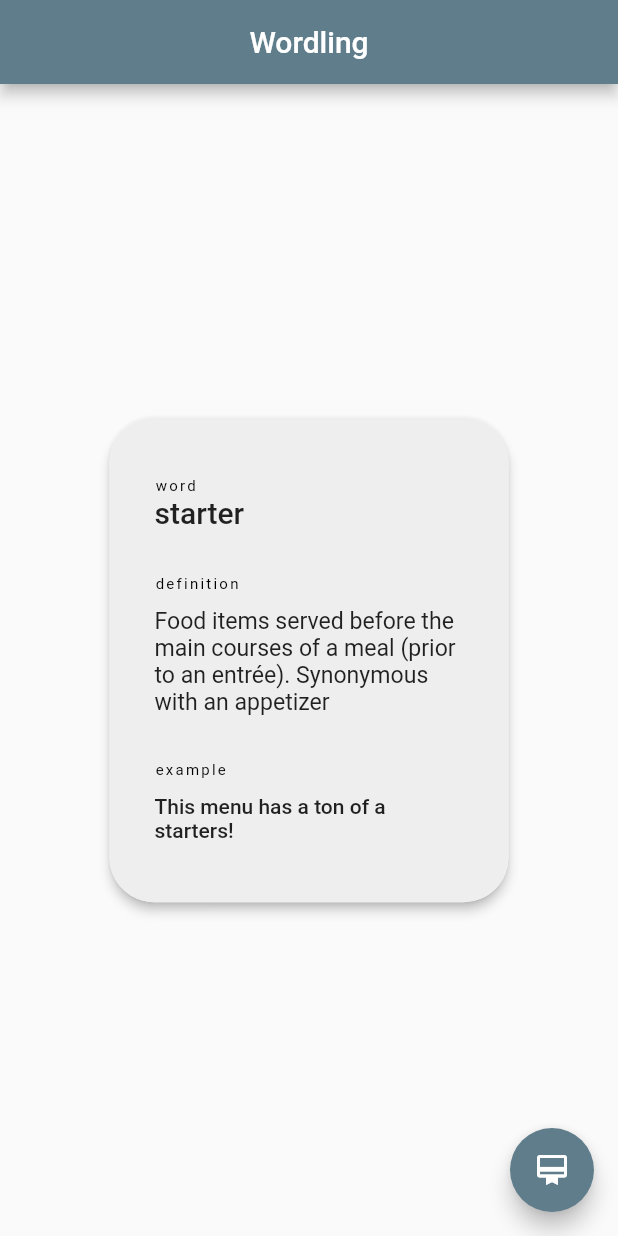
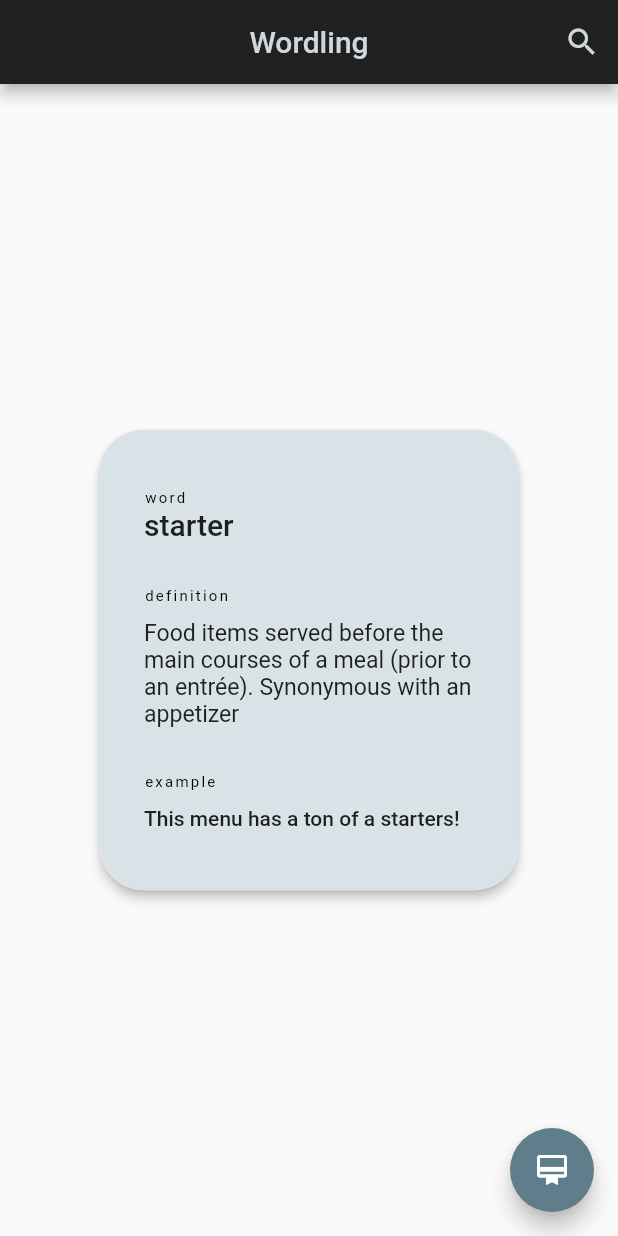
Before and after one commit to sami-bre/Wordling, a Flutter app: the screen it shows after launch, on a phone screen of 412 x 824 dp. Run offline on Flutter 3.47's test engine with Material 2 defaults, Android fonts, the phone set to English and light mode, and no system bars; our stand-ins replace sqflite; accounts and stored records are empty.

Commit message:
most of the work on the front page is complete including the search fearure. what remains on the front page is the functionality to save words to the database by double taping the wordCards and removing them from the database upon another double click.

```diff
--- a/lib/ui/front.dart
+++ b/lib/ui/front.dart
@@ -1,7 +1,6 @@
 import 'package:flutter/material.dart';
-import 'package:wordling/ui/card.dart';
-import 'package:wordling/util/dbhelper.dart';
-import '../models/word.dart';
+import 'random_word_display.dart';
+import 'Search_result_display.dart';
 
 class Front extends StatefulWidget {
   const Front({Key? key}) : super(key: key);
@@ -11,60 +10,87 @@ class Front extends StatefulWidget {
 }
 
 class _FrontState extends State<Front> {
+  bool searchResultDisplayed = false;
+  bool searchBarDisplayed = false;
+  Widget displayed = const RandomWordDisplay();
+  // the key below gives me a reference to the state object to call update() on it.
+  final GlobalKey<SearchResultDisplayState> _key = GlobalKey();
+
   @override
   Widget build(BuildContext context) {
-    return Scaffold(
+    return WillPopScope(
+      onWillPop: () {
+        if (searchResultDisplayed) {
+          setState(() {
+            displayed = const RandomWordDisplay();
+            searchResultDisplayed = false;
+            searchBarDisplayed = false;
+          });
+          return Future.value(false);
+        }
+        return Future.value(true);
+      },
+      child: Scaffold(
         appBar: AppBar(
-        title: const Text("Wordling"),
+          title: searchBarDisplayed
+              ? TextField(
+                  textInputAction: TextInputAction.search,
+                  onSubmitted: (value) {
+                    setState(() {
+                      // this is for first time build. seems like the widget gets built only once.
+                      // i don't know why but the initState doesn't run on subsequent calls to the constructor.
+                      displayed = SearchResultDisplay(key: _key, value);
+                      // this is for updating the searchTerm in subsequent searches.
+                      _key.currentState?.update(value);
+                      searchResultDisplayed = true;
+                    });
+                  },
+                  autofocus: true,
+                  style: const TextStyle(
+                    color: Color(0xffCFD8DC),
+                    fontSize: 22,
+                  ),
+                  decoration: const InputDecoration(
+                    label: Text(
+                      'Search ',
+                      style: TextStyle(color: Color(0xffCFD8DC)),
+                    ),
+                  ),
+                )
+              : const Text("Wordling"),
+          backgroundColor: const Color(0xff212121),
+          foregroundColor: const Color(0xffCFD8DC),
           centerTitle: true,
+          actions: [
+            if (!searchBarDisplayed)
+              IconButton(
+                onPressed: () {
+                  setState(() {
+                    searchBarDisplayed = true;
+                  });
+                },
+                icon: const Icon(Icons.search),
               ),
-      body: const RandomWordDisplay(),
+            if (searchBarDisplayed)
+              IconButton(
+                onPressed: () {
+                  setState(() {
+                    searchBarDisplayed = false;
+                    searchResultDisplayed = false;
+                    displayed = const RandomWordDisplay();
+                  });
+                },
+                icon: const Icon(
+                  Icons.cancel_outlined,
+                  size: 30,
+                ),
+              ),
+          ],
+        ),
+        body: displayed,
         floatingActionButton: FloatingActionButton(
           onPressed: () {},
           child: const Icon(Icons.card_membership),
-      ),
-    );
-  }
-}
-
-class RandomWordDisplay extends StatefulWidget {
-  const RandomWordDisplay({Key? key}) : super(key: key);
-
-  @override
-  State<RandomWordDisplay> createState() => _RandomWordDisplayState();
-}
-
-class _RandomWordDisplayState extends State<RandomWordDisplay> {
-  final DbHelper helper = DbHelper();
-  Word? word;
-
-  void showWord() async {
-    Word starter = Word(
-        term: 'starter',
-        definition:
-            'Food items served before the main courses of a meal (prior to an entrée). Synonymous with an appetizer',
-        example: 'This menu has a ton of a starters!');
-    word = await helper.getRandomWord() ?? starter;
-    setState(() {
-      word = word;
-    });
-  }
-
-  @override
-  void initState() {
-    showWord();
-    super.initState();
-  }
-
-  @override
-  Widget build(BuildContext context) {
-    return (word == null)
-        ? Container()
-        : Center(
-            child: SingleChildScrollView(
-              child: Padding(
-                padding: const EdgeInsets.symmetric(vertical: 30),
-                child: WordCard(word: word!),
         ),
       ),
     );
--- /dev/null
+++ b/lib/ui/random_word_display.dart
@@ -0,0 +1,48 @@
+import 'package:flutter/material.dart';
+import 'package:wordling/ui/word_card.dart';
+import 'package:wordling/util/dbhelper.dart';
+import '../models/word.dart';
+
+class RandomWordDisplay extends StatefulWidget {
+  const RandomWordDisplay({Key? key}) : super(key: key);
+
+  @override
+  State<RandomWordDisplay> createState() => _RandomWordDisplayState();
+}
+
+class _RandomWordDisplayState extends State<RandomWordDisplay> {
+  final DbHelper helper = DbHelper();
+  Word? word;
+
+  void showWord() async {
+    Word starter = Word(
+        term: 'starter',
+        definition:
+            'Food items served before the main courses of a meal (prior to an entrée). Synonymous with an appetizer',
+        example: 'This menu has a ton of a starters!');
+    word = await helper.getRandomWord() ?? starter;
+    setState(() {
+      word = word;
+    });
+  }
+
+  @override
+  void initState() {
+    showWord();
+    super.initState();
+  }
+
+  @override
+  Widget build(BuildContext context) {
+    return (word == null)
+        ? Container()
+        : Center(
+            child: SingleChildScrollView(
+              child: Padding(
+                padding: const EdgeInsets.symmetric(vertical: 30),
+                child: WordCard(word: word!),
+              ),
+            ),
+          );
+  }
+}
--- a/lib/ui/card.dart
+++ b/lib/ui/word_card.dart
@@ -3,9 +3,9 @@ import 'package:wordling/models/word.dart';
 
 class WordCard extends StatelessWidget {
   final Word word;
-  Function()? onDoubleTap;
+  final Function()? onDoubleTap;
 
-  WordCard({
+  const WordCard({
     required this.word,
     this.onDoubleTap,
   });
@@ -22,10 +22,10 @@ class WordCard extends StatelessWidget {
             Radius.circular(30.0),
           ),
           child: Container(
-              width: 266,
-              decoration: BoxDecoration(
-                color: Colors.grey[200],
-                borderRadius: const BorderRadius.all(
+              width: 280,
+              decoration: const BoxDecoration(
+                color: Color.fromARGB(255, 217, 227, 231),
+                borderRadius: BorderRadius.all(
                   Radius.circular(30.0),
                 ),
               ),
--- a/pubspec.yaml
+++ b/pubspec.yaml
@@ -31,6 +31,7 @@ dependencies:
     sdk: flutter
   sqflite: ^2.0.0
   path: 1.8.1
+  http: ^0.13.5
 
 
   # The following adds the Cupertino Icons font to your application.
```
Also changed, not shown: lib/main.dart (+8 -6 lines), lib/ui/Search_result_display.dart (added, +73 -0 lines), lib/util/dbhelper.dart (+24 -0 lines), lib/util/httpHelper.dart (added, +24 -0 lines), pubspec.lock. Lines whose indentation alone changed are shown as unchanged.
